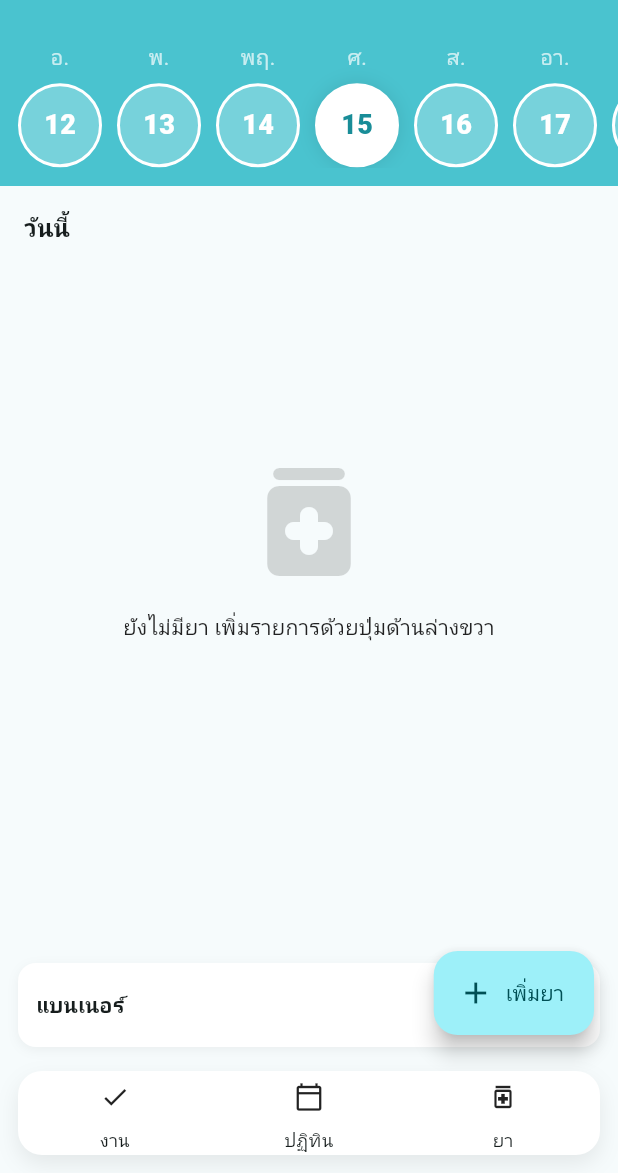
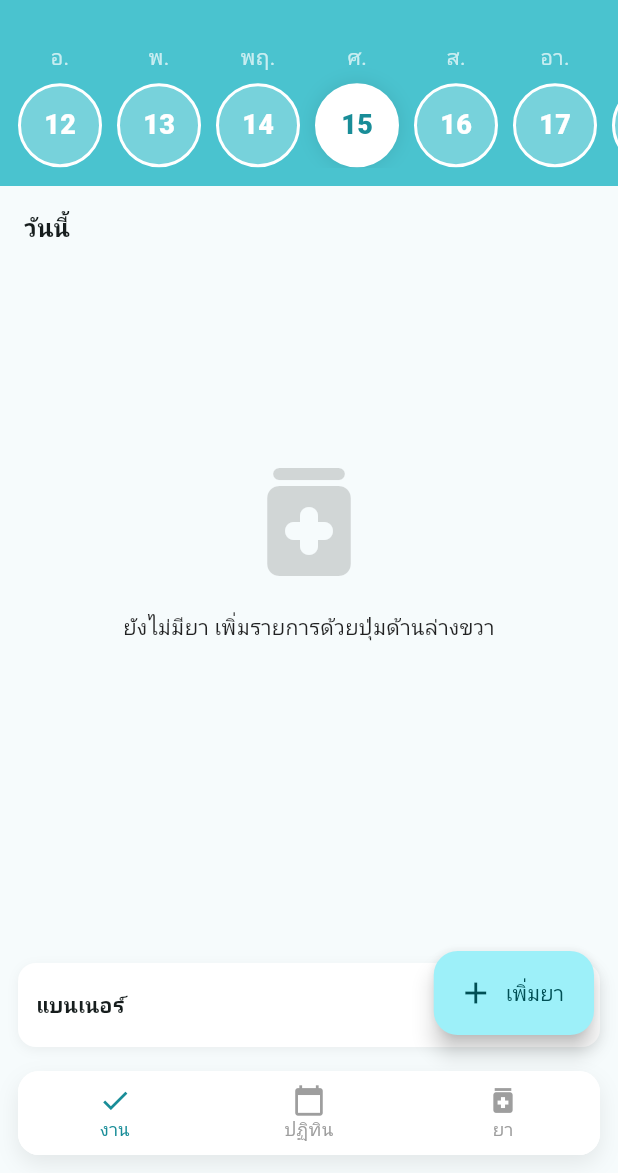
Before and after one commit to winohyes-alt/pillmate, a Flutter app: the screen it shows after launch, on a phone screen of 412 x 824 dp, the part 63-1236 px from its top. Run offline on Flutter 3.47's test engine with Material 3 defaults, Android fonts, the phone set to English and light mode, and no system bars; our stand-ins replace flutter_local_notifications, shared_preferences, timezone; missing offline and left inert: android_intent_plus.

Commit message:
Update main.dart

```diff
--- a/lib/main.dart
+++ b/lib/main.dart
@@ -52,7 +52,8 @@ class _MainShellState extends State<MainShell> {
   Widget build(BuildContext context) {
     return Scaffold(
       body: IndexedStack(index: _index, children: _pages),
-      // เมนูล่าง: โค้งมน เงา และขนาดกระทัดรัด
+
+      // ===== เมนูแบบไอคอนบน/ข้อความล่าง สไตล์ภาพตัวอย่าง =====
       bottomNavigationBar: SafeArea(
         top: false,
         child: Padding(
@@ -60,36 +61,46 @@ class _MainShellState extends State<MainShell> {
           child: Container(
             decoration: BoxDecoration(
               color: Colors.white,
-              borderRadius: BorderRadius.circular(16),
-              boxShadow: [BoxShadow(color: Colors.black.withOpacity(.08), blurRadius: 12, offset: const Offset(0, 6))],
+              borderRadius: BorderRadius.circular(14),
+              boxShadow: [
+                BoxShadow(
+                  color: Colors.black.withOpacity(.08),
+                  blurRadius: 12,
+                  offset: const Offset(0, 6),
+                ),
+              ],
             ),
-            child: NavigationBarTheme(
-              data: const NavigationBarThemeData(
-                height: 56,
-                indicatorColor: Color(0xFF4AC3CF),
-                labelTextStyle: MaterialStatePropertyAll(TextStyle(fontSize: 12)),
-                iconTheme: MaterialStatePropertyAll(IconThemeData(size: 20)),
-                labelBehavior: NavigationDestinationLabelBehavior.alwaysShow,
-              ),
-              child: NavigationBar(
-                backgroundColor: Colors.transparent,
-                indicatorColor: Colors.transparent,
-                selectedIndex: _index,
-                onDestinationSelected: (i) => setState(() => _index = i),
-                destinations: const [
-                  NavigationDestination(
-                    icon: Icon(Icons.check_outlined),
-                    selectedIcon: Icon(Icons.check),
+            child: ClipRRect(
+              borderRadius: BorderRadius.circular(14),
+              child: BottomNavigationBar(
+                type: BottomNavigationBarType.fixed,
+                backgroundColor: Colors.white,
+                elevation: 0,
+
+                currentIndex: _index,
+                onTap: (i) => setState(() => _index = i),
+
+                // ไอคอนเล็กลง + ฟอนต์เล็กลง แบบในภาพ
+                iconSize: 22,
+                selectedFontSize: 12,
+                unselectedFontSize: 12,
+                selectedItemColor: const Color(0xFF198D98),
+                unselectedItemColor: Colors.grey,
+
+                showSelectedLabels: true,
+                showUnselectedLabels: true,
+
+                items: const [
+                  BottomNavigationBarItem(
+                    icon: Icon(Icons.check),
                     label: 'งาน',
                   ),
-                  NavigationDestination(
-                    icon: Icon(Icons.calendar_today_outlined),
-                    selectedIcon: Icon(Icons.calendar_today),
+                  BottomNavigationBarItem(
+                    icon: Icon(Icons.calendar_today),
                     label: 'ปฏิทิน',
                   ),
-                  NavigationDestination(
-                    icon: Icon(Icons.medication_outlined),
-                    selectedIcon: Icon(Icons.medication),
+                  BottomNavigationBarItem(
+                    icon: Icon(Icons.medication),
                     label: 'ยา',
                   ),
                 ],
@@ -101,6 +112,7 @@ class _MainShellState extends State<MainShell> {
     );
   }
 }
+
 
 class _PlaceholderPage extends StatelessWidget {
   final String title;
```
